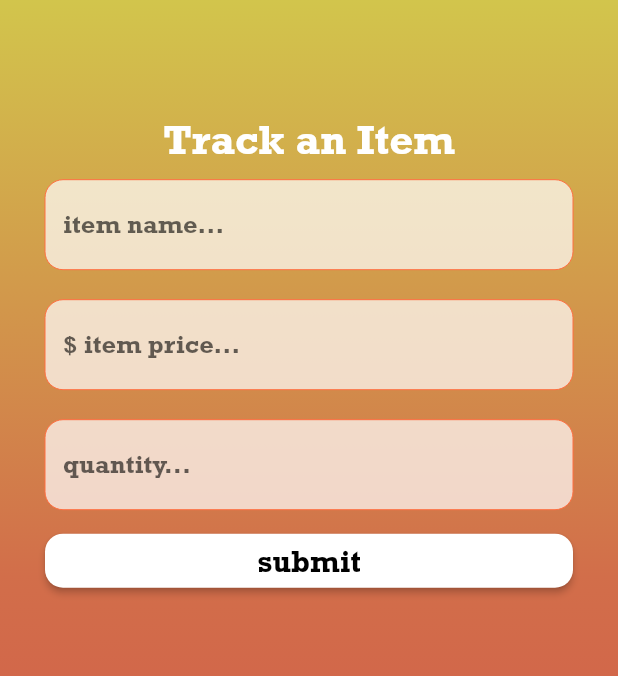
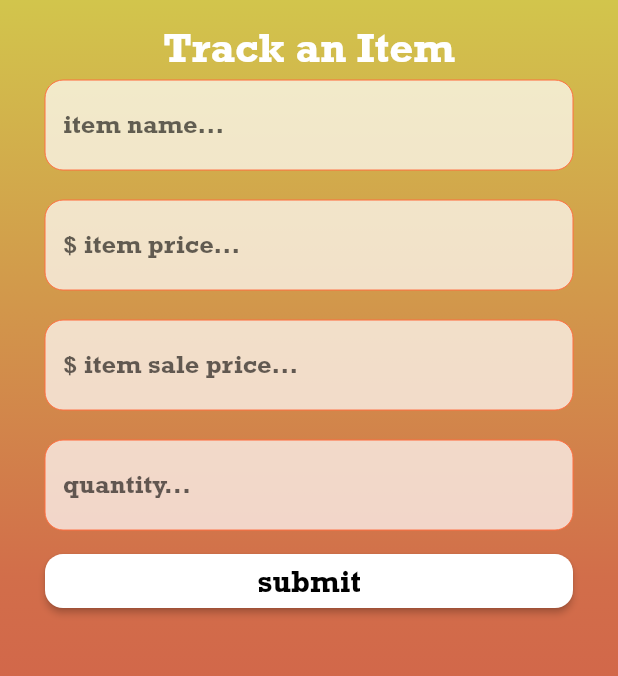
Before and after one commit to JosephKahale/LiquifySalesTrackerApp, a Flutter app: the ProductPage screen opened directly, after a tap on the "add circle" icon, on a phone screen of 412 x 824 dp, the part 84-760 px from its top. Run offline on Flutter 3.47's test engine with Material 2 defaults, Android fonts, the phone set to English and light mode, and no system bars; our stand-ins replace firebase_auth, firebase_core, firebase_database, firebase_storage; accounts and stored records are empty; network calls fail.

Commit message:
Connected DB to UI for home page.

```diff
--- a/lib/addProduct.dart
+++ b/lib/addProduct.dart
@@ -1,6 +1,8 @@
 import 'package:demo_flutter_project/products.dart';
+import 'package:firebase_auth/firebase_auth.dart';
 import 'package:firebase_database/firebase_database.dart';
 import 'package:flutter/material.dart';
+import 'specificProduct.dart';
 
 class addprod extends StatefulWidget {
   const addprod({Key? key}) : super(key: key);
@@ -10,9 +12,10 @@ class addprod extends StatefulWidget {
 }
 
 class _addprodState extends State<addprod> {
-
+  User? user = FirebaseAuth.instance.currentUser;
   var itemNameController = TextEditingController();
   var itemPriceController = TextEditingController();
+  var itemSalePriceController = TextEditingController();
   var itemQuantityController = TextEditingController();
 
   final red = const Color(0xffD24949);
@@ -79,10 +82,10 @@ class _addprodState extends State<addprod> {
             Column(
               children: [
                 Spacer(
-                  flex: 10,
+                  flex: 2,
                 ),
                     Expanded(
-                      flex: 90,
+                      flex: 98,
                         child: Center(
                           child: Column(
                             children: [
@@ -96,7 +99,7 @@ class _addprodState extends State<addprod> {
                                 ),
                               ),
                               Container(
-                                margin: EdgeInsets.only(top: 10,left:30, right: 30, bottom: 10),
+                                margin: EdgeInsets.only(top: 5,left:30, right: 30, bottom: 10),
                                 child: TextField(
                                     style: const TextStyle(
                                       fontSize: 17,
@@ -151,6 +154,31 @@ class _addprodState extends State<addprod> {
                                       fontSize: 17,
                                       fontFamily: 'Rockwell',
                                     ),
+                                    controller: itemSalePriceController,
+                                    keyboardType: TextInputType.number,
+                                    obscureText: false,
+                                    decoration: InputDecoration(
+                                      fillColor: Colors.white.withOpacity(0.7),
+                                      filled: true,
+                                      enabledBorder: OutlineInputBorder(
+                                        borderRadius: BorderRadius.circular(12.0),
+                                        borderSide: const BorderSide(color: Colors.deepOrangeAccent, width: 0.0),
+                                      ),
+                                      focusedBorder: OutlineInputBorder(
+                                        borderRadius: BorderRadius.circular(12.0),
+                                        borderSide: const BorderSide(color: Colors.deepOrangeAccent, width: 2.0),
+                                      ),
+                                      labelText: '\$ item sale price...',
+                                    )
+                                ),
+                              ),
+                              Container(
+                                margin: EdgeInsets.only(top: 10,left:30, right: 30, bottom: 10),
+                                child: TextField(
+                                    style: const TextStyle(
+                                      fontSize: 17,
+                                      fontFamily: 'Rockwell',
+                                    ),
                                     controller: itemQuantityController,
                                     keyboardType: TextInputType.number,
                                     obscureText: false,
@@ -182,17 +210,19 @@ class _addprodState extends State<addprod> {
                                           shape: RoundedRectangleBorder(
                                               borderRadius: BorderRadius.circular(12)
                                           ),
-
                                         ),
                                         onPressed: () {
                                           print(itemPriceController.text);
                                           var timeStamp = new DateTime.now().millisecondsSinceEpoch;
-                                          FirebaseDatabase.instance.ref().child("itemCollection/item" + timeStamp.toString()).set(
+                                          var uid = user?.uid;
+                                          print(user?.uid);
+                                          FirebaseDatabase.instance.ref().child("itemCollection/" + uid.toString() + "/" + timeStamp.toString()).set(
                                             {
                                               "itemName" : itemNameController.text,
                                               "itemPrice" : itemPriceController.text,
+                                              "itemSalePrice" : itemSalePriceController.text,
                                               "itemQuantity" : itemQuantityController.text,
-                                              }
+                                            }
                                           ).then((value) {
                                             print("Success");
                                           }).catchError((error){
--- a/lib/login_screen.dart
+++ b/lib/login_screen.dart
@@ -132,6 +132,8 @@ class _LoginPageState extends State<LoginPage> {
                                           email: emailController.text, password: passwordController.text)
                                           .then((value) {
                                         print("Login Successfully");
+                                        User? user = FirebaseAuth.instance.currentUser;
+                                        print(user?.uid);
                                         Navigator.push(
                                           context,
                                           MaterialPageRoute(builder: (context) => ProductPage()),
--- a/lib/products.dart
+++ b/lib/products.dart
@@ -1,7 +1,11 @@
 import 'package:demo_flutter_project/addProduct.dart';
 import 'package:demo_flutter_project/productPage.dart';
+import 'package:firebase_auth/firebase_auth.dart';
 import 'package:firebase_database/firebase_database.dart';
 import 'package:flutter/material.dart';
+import 'package:firebase_storage/firebase_storage.dart';
+import 'package:intl/intl.dart';
+
 
 class ProductPage extends StatefulWidget {
   const ProductPage({Key? key}) : super(key: key);
@@ -11,19 +15,32 @@ class ProductPage extends StatefulWidget {
 }
 
 class _ProductPageState extends State<ProductPage> {
-
+  User? user = FirebaseAuth.instance.currentUser;
   var itemList = [];
 
   _ProductPageState() {
-    FirebaseDatabase.instance.ref().child("itemCollection").once()
+    var uid = user?.uid;
+
+    FirebaseDatabase.instance.ref().child("itemCollection/" + uid.toString()).once()
         .then((dataSnapShot){
+          final items = Map<String, dynamic>.from(dataSnapShot.snapshot.value as Map<dynamic, dynamic>);
           print("Success Loaded");
-          print(dataSnapShot);
+          print(dataSnapShot.snapshot.key);
+          print(dataSnapShot.snapshot.value);
+          var tmpList = [];
+          items.forEach((k, v){
+            print(v);
+            tmpList.add(v);
+          });
+          itemList = tmpList;
+          setState(() {
+
+          });
     }).catchError((error){
       print("Failed Load" + error.toString());
     });
-
   }
+  final usFormat = NumberFormat.currency(locale: 'en_US');
   final red = const Color(0xffD24949);
   final orange = const Color(0xffD26E4A);
   final yellow = const Color(0xffD2C54C);
@@ -89,9 +106,27 @@ class _ProductPageState extends State<ProductPage> {
                 ),
               ),
             ),
+              if(itemList.isEmpty) Center(
+                child:
+                  Container(
+                    margin: const EdgeInsets.only(),
+                    child: const Text(
+
+                      'Please start by adding an item to track', style: TextStyle(
+                      fontSize: 28.0,
+
+                      fontFamily: 'Rockwell',
+                      fontWeight: FontWeight.bold,
+                      color: Colors.white,
+                    ),
+                      textAlign: TextAlign.center,
+                    ),
+                  ),
+              ),
         Container(
-          margin: const EdgeInsets.only(top: 20),
+          margin: const EdgeInsets.only(top: 10),
             child: ListView.builder(
+              itemCount: itemList.length,
               itemBuilder: (BuildContext context, int index) {
                 return ListTile(
                   onTap: () {
@@ -101,8 +136,10 @@ class _ProductPageState extends State<ProductPage> {
                         MaterialPageRoute(builder: (context) => const SpecificProductListing()));
                   },
                   title: Container(
-                    color: Colors.white,
-                    margin: const EdgeInsets.only(left: 10, right: 10, bottom: 30),
+                    decoration: const BoxDecoration(
+                        color: Colors.white,
+                        borderRadius: BorderRadius.all(Radius.circular(11.0))),
+                    margin: const EdgeInsets.only(left: 10, right: 10, bottom: 5),
                     child: Row(
                       mainAxisAlignment: MainAxisAlignment.start,
                       crossAxisAlignment: CrossAxisAlignment.start,
@@ -126,8 +163,8 @@ class _ProductPageState extends State<ProductPage> {
                               ),
                               Container(
                               margin: const EdgeInsets.only(left: 10),
-                              child: const Text(
-                                'Hello', style: TextStyle(
+                              child: Text(
+                                '${itemList[index]['itemName']}', style: const TextStyle(
                                 fontSize: 18.0,
                                 fontFamily: 'Rockwell',
                                 fontWeight: FontWeight.bold,
@@ -163,9 +200,9 @@ class _ProductPageState extends State<ProductPage> {
                               ),
                               Container(
                                 margin: const EdgeInsets.only(),
-                                child: const Text(
-                                  '\$15,000', //CHANGE AS SOON AS PRICE DATA CLASS BECOMES AVAIL
-                                  style: TextStyle(
+                                child: Text(
+                                  '${itemList[index]['itemPrice']}', //CHANGE AS SOON AS PRICE DATA CLASS BECOMES AVAIL
+                                  style: const TextStyle(
                                     fontSize: 20.0,
                                     fontFamily: 'Rockwell',
                                     fontWeight: FontWeight.bold,
--- a/pubspec.yaml
+++ b/pubspec.yaml
@@ -32,6 +32,9 @@ dependencies:
   firebase_core: ^1.10.6
   firebase_auth: ^3.3.4
   firebase_database: ^9.0.4
+  firebase_storage: ^10.2.5
+  intl: ^0.17.0
+
 
 
   # The following adds the Cupertino Icons font to your application.
```
Also changed, not shown: pubspec.lock.
